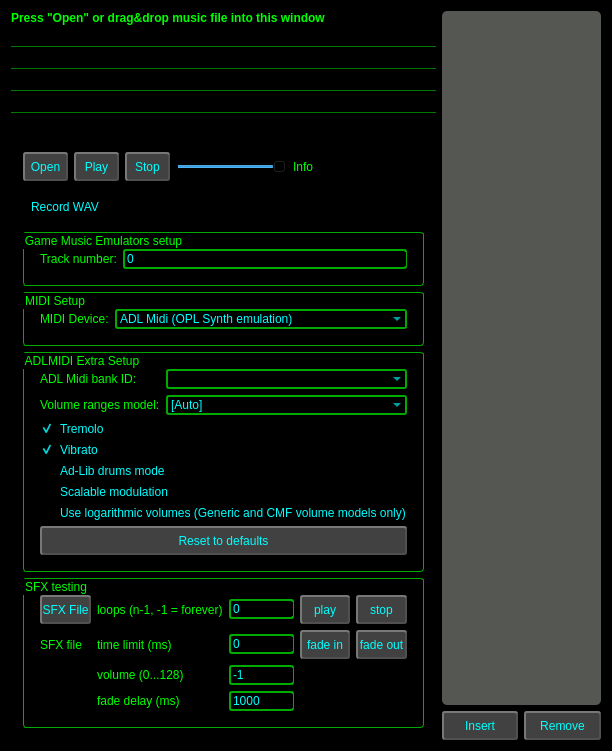
Before: the Qt Designer form MusicPlayer/MainWindow/mainwindow.ui in WohlSoft/Moondust-Project, drawn with Qt 5.
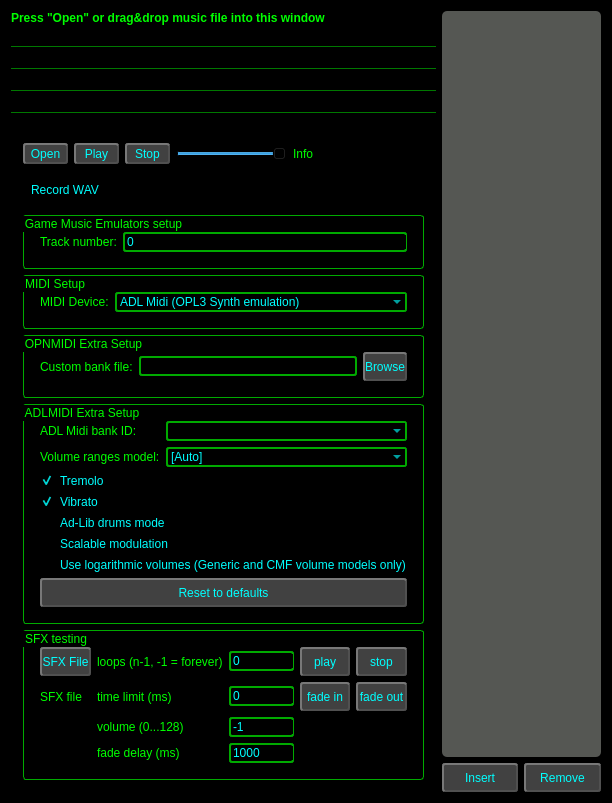
After: the same form once the commit is applied. Icons and pictures are not drawn.

Commit message: SDL Mixer X: Added the libOPNMIDI support! The support for custom banks is provided by library API, but not used internally in PGE yet

What changed in the file:
```diff
--- a/MusicPlayer/MainWindow/mainwindow.ui
+++ b/MusicPlayer/MainWindow/mainwindow.ui
@@ -52,7 +52,7 @@
     border-width: 0px;
 	color: rgb(0, 255, 255);
  }
-QComboBox, QSpinBox{
+QComboBox, QSpinBox, QLineEdit{
 	border-radius: 3px;
     border-width: 2px;
     border-style: solid;
@@ -313,7 +313,7 @@
            <widget class="QComboBox" name="mididevice">
             <item>
              <property name="text">
-              <string>ADL Midi (OPL Synth emulation)</string>
+              <string>ADL Midi (OPL3 Synth emulation)</string>
              </property>
             </item>
             <item>
@@ -464,6 +464,32 @@
          </layout>
         </widget>
        </item>
+       <item row="2" column="0" colspan="2">
+        <widget class="QGroupBox" name="opnmidi_extra">
+         <property name="title">
+          <string>OPNMIDI Extra Setup</string>
+         </property>
+         <layout class="QGridLayout" name="gridLayout_4">
+          <item row="0" column="1">
+           <widget class="QLineEdit" name="opn_bank"/>
+          </item>
+          <item row="0" column="0">
+           <widget class="QLabel" name="label_10">
+            <property name="text">
+             <string>Custom bank file:</string>
+            </property>
+           </widget>
+          </item>
+          <item row="0" column="2">
+           <widget class="QPushButton" name="opn_bank_browse">
+            <property name="text">
+             <string>Browse</string>
+            </property>
+           </widget>
+          </item>
+         </layout>
+        </widget>
+       </item>
       </layout>
      </widget>
     </item>
```
Left out of the diff: 5 changed lines with no effect on the pictures. The commit also changes 26 other files.
